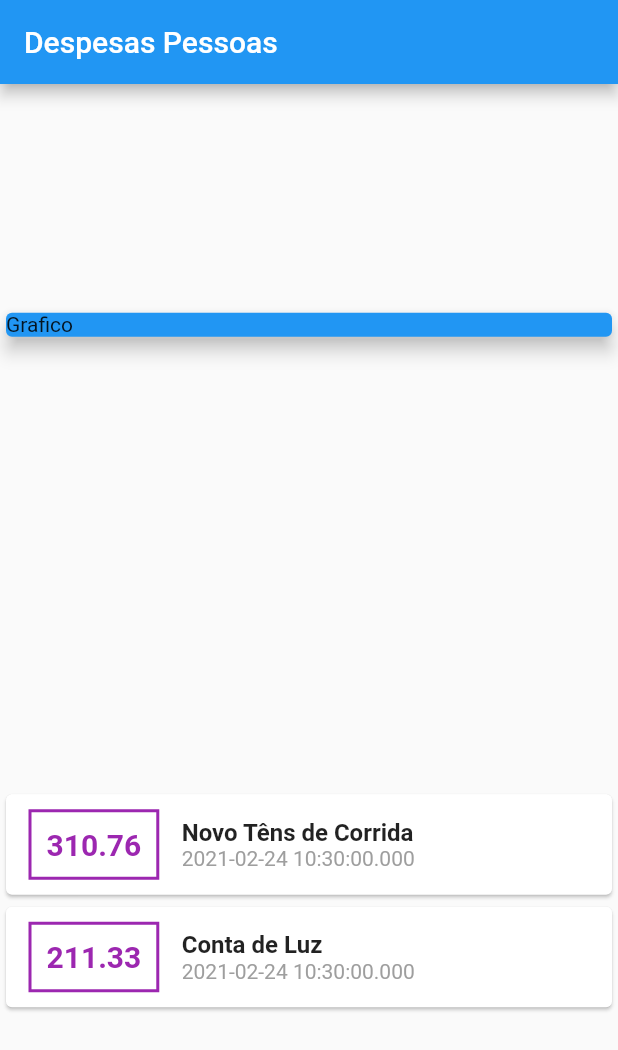
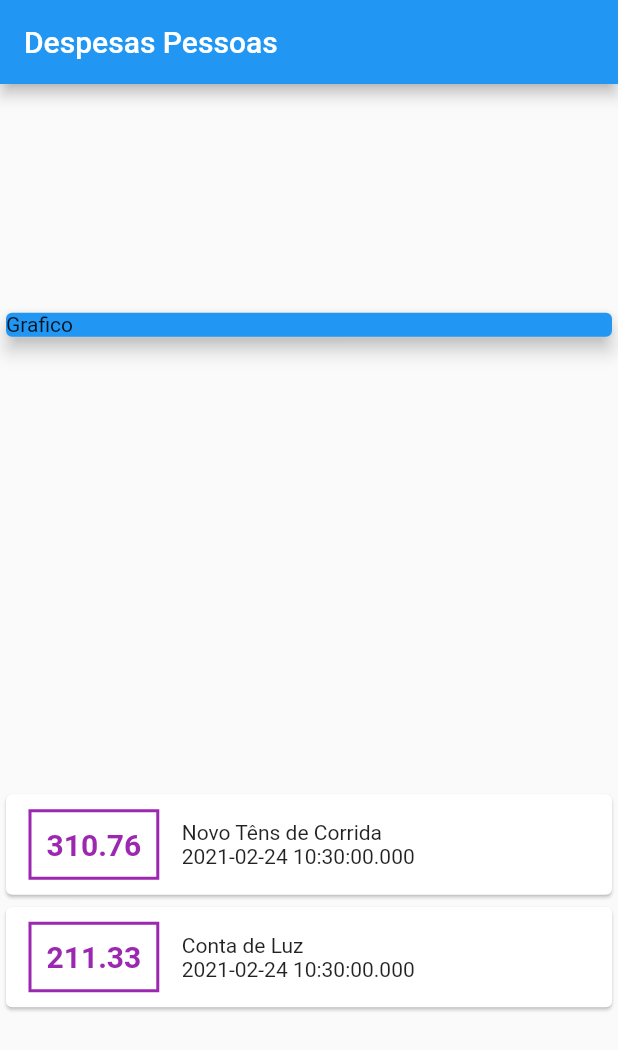
Before and after one commit to CristianoSFMothe/expenses, a Flutter app: the screen it shows after launch, on a phone screen of 412 x 824 dp. Shown: the top 1050 px of the screen. Run offline on Flutter 3.47's test engine with Material 2 defaults, Android fonts, the phone set to English and light mode, and no system bars.

Commit message:
Update main.dart

```diff
--- a/lib/main.dart
+++ b/lib/main.dart
@@ -72,17 +72,8 @@ class MyHomePage extends StatelessWidget {
                       children: <Widget>[
                         Text(
                           tr.title,
-                          style: TextStyle(
-                            fontSize: 16,
-                            fontWeight: FontWeight.bold,
-                          ),
                         ),
-                        Text(
-                          tr.date.toString(),
-                          style: TextStyle(
-                            color: Colors.grey,
-                          ),
-                        ),
+                        Text(tr.date.toString()),
                       ],
                     )
                   ],
```
